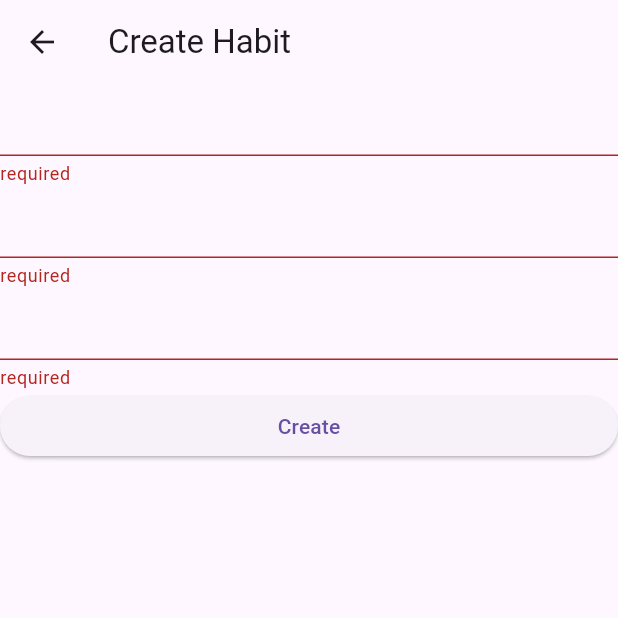
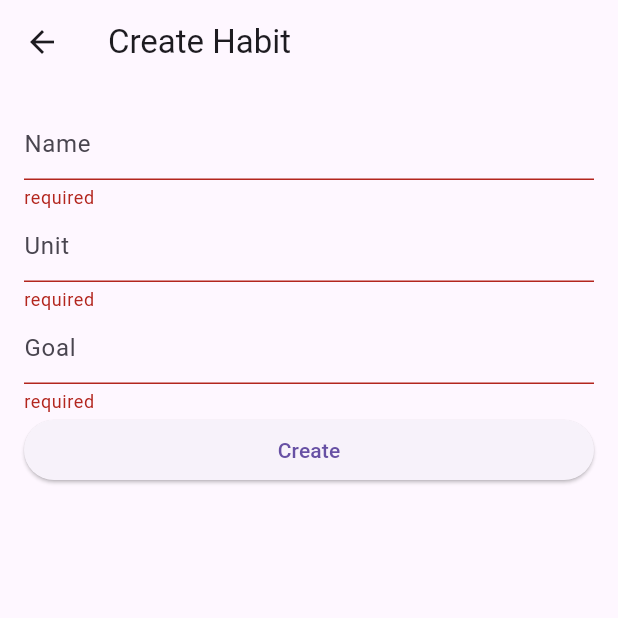
Before and after one commit to YSchilling/clean-habits, a Flutter app: the HabitCreationScreen screen opened directly, after a tap on "Create", on a phone screen of 412 x 824 dp, the top half of it. Run offline on Flutter 3.47's test engine with Material 3 defaults, Android fonts, the phone set to English and light mode, and no system bars; our stand-ins replace sqflite; accounts and stored records are empty.

Commit message:
some refactoring and mvp finished

```diff
--- a/lib/main.dart
+++ b/lib/main.dart
@@ -1,5 +1,4 @@
-import 'package:clean_habits/provider/HabitListNotifier.dart';
-import 'package:clean_habits/screens/habit_creation_screen.dart';
+import 'package:clean_habits/provider/habit_list_notifer.dart';
 import 'package:clean_habits/screens/home_screen.dart';
 import 'package:flutter/material.dart';
 import 'package:provider/provider.dart';
--- a/lib/provider/HabitListNotifier.dart
+++ b/lib/provider/habit_list_notifer.dart
@@ -1,9 +1,10 @@
-import 'package:clean_habits/models/database.dart';
+import 'package:clean_habits/models/sql_helper.dart';
 import 'package:flutter/material.dart';
 import 'package:clean_habits/models/habit_model.dart';
 
 class HabitListNotifier extends ChangeNotifier {
   Future<List<HabitModel>> _habits = SQLHelper.getHabits();
+  HabitModel? currentHabit;
 
   Future<List<HabitModel>> getHabits() {
     return _habits;
--- a/lib/screens/habit_creation_screen.dart
+++ b/lib/screens/habit_creation_screen.dart
@@ -1,5 +1,4 @@
-import 'package:clean_habits/models/database.dart';
-import 'package:clean_habits/provider/HabitListNotifier.dart';
+import 'package:clean_habits/provider/habit_list_notifer.dart';
 import 'package:flutter/material.dart';
 import 'package:provider/provider.dart';
 
@@ -12,7 +11,10 @@ class HabitCreationScreen extends StatelessWidget {
       appBar: AppBar(
         title: const Text("Create Habit"),
       ),
-      body: const CreatingHabitForm(),
+      body: const Padding(
+        padding: EdgeInsets.all(16.0),
+        child: CreatingHabitForm(),
+      ),
     );
   }
 }
@@ -30,34 +32,14 @@ class _CreatingHabitFormState extends State<CreatingHabitForm> {
   final _progressUnitController = TextEditingController();
   final _progressGoalController = TextEditingController();
 
-  @override
-  Widget build(BuildContext context) {
-    return Consumer<HabitListNotifier>(
-      builder: (context, notifier, child) => Form(
-        key: _formKey,
-        child: ListView(
-          children: [
-            TextFormField(
-              controller: _nameController,
-              validator: (value) {
+  String? defaultValidator(value) {
     if (value == null || value.isEmpty) {
       return 'required';
     }
     return null;
-              },
-            ),
-            TextFormField(
-              controller: _progressUnitController,
-              validator: (value) {
-                if (value == null || value.isEmpty) {
-                  return 'required';
   }
-                return null;
-              },
-            ),
-            TextFormField(
-              controller: _progressGoalController,
-              validator: (value) {
+
+  String? integerValidator(value) {
     if (value == null || value.isEmpty) {
       return 'required';
     }
@@ -66,21 +48,48 @@ class _CreatingHabitFormState extends State<CreatingHabitForm> {
       return 'must be a whole number!';
     }
     return null;
-              },
+  }
+
+  TextFormField _createTextFormField(
+    TextEditingController controller,
+    String hint,
+    String? Function(String?)? validator,
+  ) {
+    return TextFormField(
+      controller: controller,
+      validator: validator,
+      decoration: InputDecoration(
+        hintText: hint,
       ),
-            ElevatedButton(
+    );
+  }
+
+  ElevatedButton _createSubmitButton(HabitListNotifier notifier) {
+    return ElevatedButton(
       onPressed: () {
         if (_formKey.currentState!.validate()) {
-                  notifier.addHabit(
-                      _nameController.text,
-                      _progressUnitController.text,
-                      0,
-                      int.parse(_progressGoalController.text));
+          notifier.addHabit(_nameController.text, _progressUnitController.text,
+              0, int.parse(_progressGoalController.text));
           Navigator.pop(context);
         }
       },
       child: const Text('Create'),
-            )
+    );
+  }
+
+  @override
+  Widget build(BuildContext context) {
+    return Consumer<HabitListNotifier>(
+      builder: (context, notifier, child) => Form(
+        key: _formKey,
+        child: ListView(
+          children: [
+            _createTextFormField(_nameController, "Name", defaultValidator),
+            _createTextFormField(
+                _progressUnitController, "Unit", defaultValidator),
+            _createTextFormField(
+                _progressGoalController, "Goal", integerValidator),
+            _createSubmitButton(notifier),
           ],
         ),
       ),
--- a/lib/screens/habit_editing_screen.dart
+++ b/lib/screens/habit_editing_screen.dart
@@ -1,5 +1,5 @@
 import 'package:clean_habits/models/habit_model.dart';
-import 'package:clean_habits/provider/HabitListNotifier.dart';
+import 'package:clean_habits/provider/habit_list_notifer.dart';
 import 'package:flutter/material.dart';
 import 'package:provider/provider.dart';
 
--- a/lib/screens/habit_view_screen.dart
+++ b/lib/screens/habit_view_screen.dart
@@ -1,5 +1,5 @@
 import 'package:clean_habits/models/habit_model.dart';
-import 'package:clean_habits/provider/HabitListNotifier.dart';
+import 'package:clean_habits/provider/habit_list_notifer.dart';
 import 'package:clean_habits/widgets/habit_editing_popup_menu.dart';
 import 'package:flutter/material.dart';
 import 'package:provider/provider.dart';
@@ -27,6 +27,16 @@ class _HabitViewScreenState extends State<HabitViewScreen> {
           child: Row(
             mainAxisSize: MainAxisSize.min,
             children: [
+              IconButton(
+                icon: const Icon(Icons.remove),
+                onPressed: () {
+                  setState(() {
+                    if (widget.habit.progressValue - 1 >= 0) {
+                      widget.habit.progressValue -= 1;
+                    }
+                  });
+                },
+              ),
               IconButton(
                 icon: const Icon(Icons.add),
                 onPressed: () {
--- a/lib/screens/home_screen.dart
+++ b/lib/screens/home_screen.dart
@@ -1,9 +1,6 @@
-import 'package:clean_habits/provider/HabitListNotifier.dart';
 import 'package:clean_habits/screens/habit_creation_screen.dart';
-import 'package:clean_habits/widgets/habit.dart';
 import 'package:flutter/material.dart';
 import 'package:clean_habits/widgets/habit_list.dart';
-import 'package:provider/provider.dart';
 
 class HomeScreen extends StatelessWidget {
   const HomeScreen({super.key});
--- a/lib/widgets/habit_editing_popup_menu.dart
+++ b/lib/widgets/habit_editing_popup_menu.dart
@@ -1,7 +1,6 @@
 import 'package:clean_habits/models/habit_model.dart';
-import 'package:clean_habits/provider/HabitListNotifier.dart';
+import 'package:clean_habits/provider/habit_list_notifer.dart';
 import 'package:clean_habits/screens/habit_editing_screen.dart';
-import 'package:clean_habits/screens/habit_view_screen.dart';
 import 'package:flutter/material.dart';
 import 'package:provider/provider.dart';
 
--- a/lib/widgets/habit_list.dart
+++ b/lib/widgets/habit_list.dart
@@ -1,5 +1,5 @@
 import 'package:clean_habits/models/habit_model.dart';
-import 'package:clean_habits/provider/HabitListNotifier.dart';
+import 'package:clean_habits/provider/habit_list_notifer.dart';
 import 'package:clean_habits/widgets/habit.dart';
 import 'package:flutter/material.dart';
 import 'package:provider/provider.dart';
```
Also changed, not shown: lib/models/sql_helper.dart (renamed from lib/models/database.dart). Lines whose indentation alone changed are shown as unchanged.
